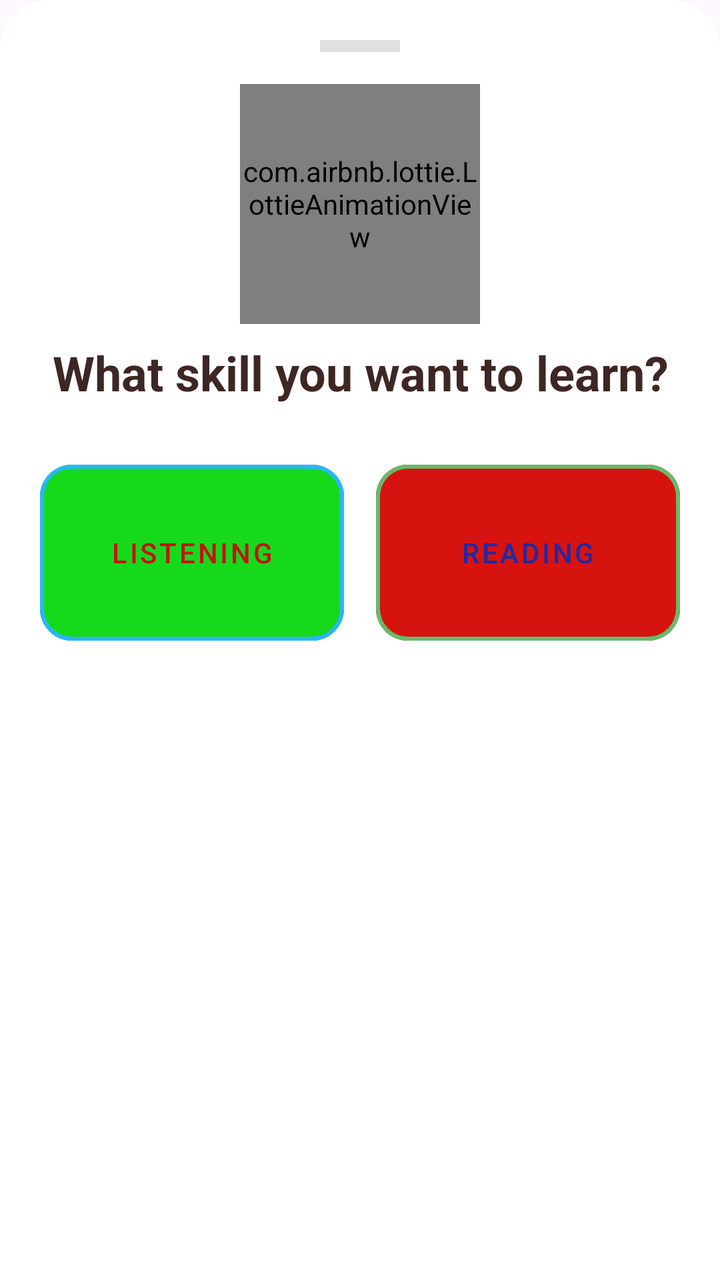
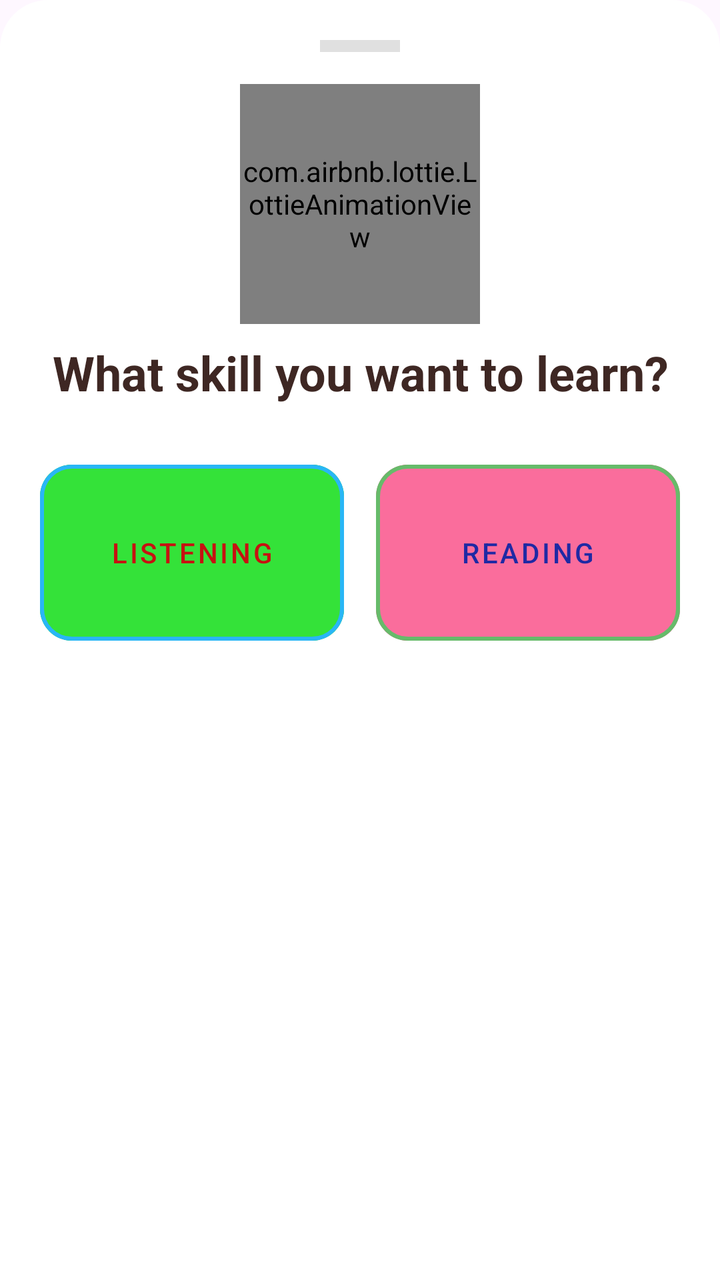

Two renders of the same Android screen: before a commit and after it. Below are the layout's source before the change and the commit's diff.
<!-- AndroidManifest.xml: application theme Theme.LingoEnglishApp -->
<!-- res/layout/bottom_sheet_skills.xml -->
<?xml version="1.0" encoding="utf-8"?>
<LinearLayout xmlns:android="http://schemas.android.com/apk/res/android"
    xmlns:app="http://schemas.android.com/apk/res-auto"
    android:layout_width="match_parent"
    android:layout_height="wrap_content"
    android:background="@drawable/bg_bottom_sheet"
    android:orientation="vertical"
    android:padding="20dp"
    android:gravity="center_horizontal">

    
    <View
        android:layout_width="40dp"
        android:layout_height="6dp"
        android:layout_marginBottom="16dp"
        android:background="#E0E0E0" />

    
    <com.airbnb.lottie.LottieAnimationView
        android:layout_width="120dp"
        android:layout_height="120dp"
        android:layout_marginBottom="8dp"
        app:lottie_autoPlay="true"
        app:lottie_loop="true"
        app:lottie_rawRes="@raw/corgi_animation5" />

    <TextView
        android:layout_width="match_parent"
        android:layout_height="wrap_content"
        android:layout_marginBottom="24dp"
        android:text="What skill you want to learn?"
        android:textAlignment="center"
        android:textColor="@color/colorTextPrimary"
        android:textSize="24sp"
        android:textStyle="bold" />

    
    <LinearLayout
        android:layout_width="match_parent"
        android:layout_height="wrap_content"
        android:orientation="horizontal"
        android:weightSum="2">

        
        <com.google.android.material.button.MaterialButton
            android:id="@+id/btnListen"
            style="@style/Widget.MaterialComponents.Button.OutlinedButton"
            android:layout_width="0dp"
            android:layout_height="100dp"
            android:layout_marginEnd="8dp"
            android:layout_weight="1"
            android:backgroundTint="#16D91C"
            android:text="Listening"
            android:textSize="14sp"
            app:cornerRadius="16dp"
            android:textColor="#C71111"
            app:iconGravity="top"
            app:strokeColor="#29B6F6"
            app:strokeWidth="2dp" />

        
        <com.google.android.material.button.MaterialButton
            android:id="@+id/btnRead"
            style="@style/Widget.MaterialComponents.Button.OutlinedButton"
            android:layout_width="0dp"
            android:layout_height="100dp"
            android:layout_marginStart="8dp"
            android:layout_weight="1"
            android:text="Reading"
            android:textSize="14sp"
            android:textColor="@color/colorPrimaryDark"
            android:backgroundTint="#D71310"
            app:cornerRadius="16dp"
            app:iconGravity="top"
            app:strokeColor="#66BB6A"
            app:strokeWidth="2dp" />
    </LinearLayout>

</LinearLayout>
<!-- resources referenced by this layout -->
<resources>
  <color name="colorPrimaryDark">#1F29A4</color>
  <color name="colorTextPrimary">#3E2723</color>
  <!-- drawable bg_bottom_sheet (drawable) -->
  <?xml version="1.0" encoding="utf-8"?>
  <shape xmlns:android="http://schemas.android.com/apk/res/android"
      android:shape="rectangle">
  
      
      <solid android:color="#FFFFFF" />
  
      
      <corners
          android:topLeftRadius="24dp"
          android:topRightRadius="24dp" />
  
  </shape>
  <style name="Theme.LingoEnglishApp" parent="Base.Theme.LingoEnglishApp" />
  <style name="Base.Theme.LingoEnglishApp" parent="Theme.Material3.DayNight.NoActionBar">
          
          
      </style>
</resources>

<!-- the commit's change to res/layout/bottom_sheet_skills.xml (unified diff, before → after) -->
@@ -49,7 +49,7 @@
             android:layout_height="100dp"
             android:layout_marginEnd="8dp"
             android:layout_weight="1"
-            android:backgroundTint="#16D91C"
+            android:backgroundTint="#34E239"
             android:text="Listening"
             android:textSize="14sp"
             app:cornerRadius="16dp"
@@ -69,7 +69,7 @@
             android:text="Reading"
             android:textSize="14sp"
             android:textColor="@color/colorPrimaryDark"
-            android:backgroundTint="#D71310"
+            android:backgroundTint="#FA6D9C"
             app:cornerRadius="16dp"
             app:iconGravity="top"
             app:strokeColor="#66BB6A"
